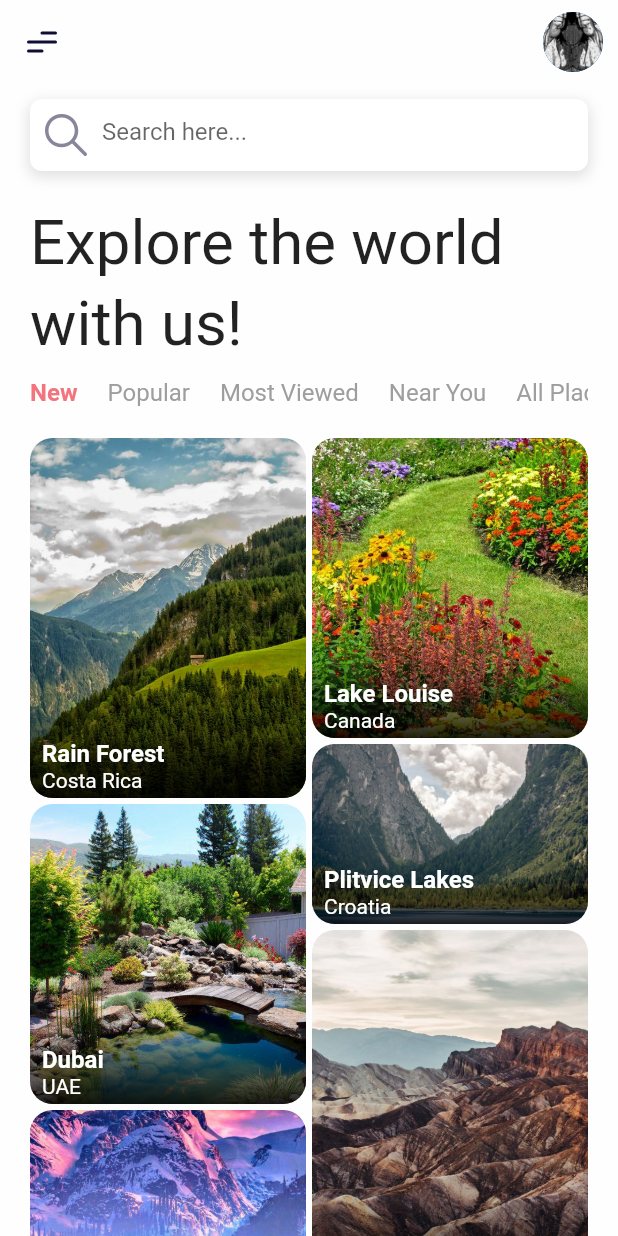
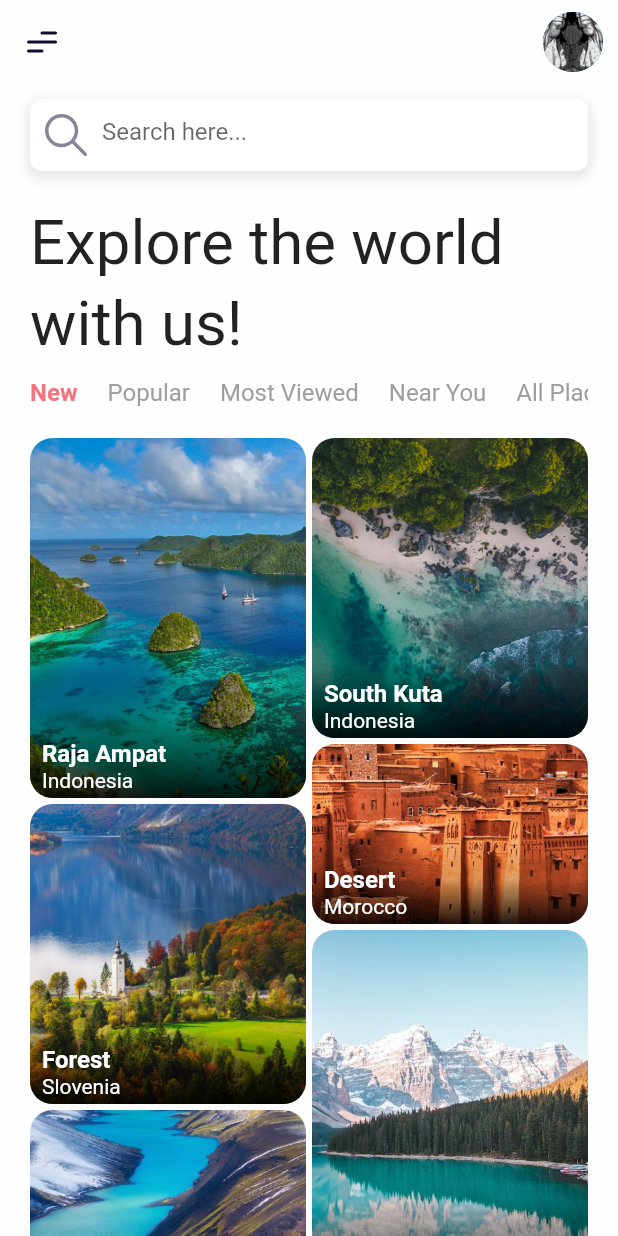
Before and after one commit to lypsisrudiansyah/travel_app_ui, a Flutter app: the screen it shows after launch, on a phone screen of 412 x 824 dp. Run offline on Flutter 3.47's test engine with Material 2 defaults, Android fonts, the phone set to English and light mode, and no system bars; our stand-ins replace flutter_svg, sizer; Roboto replaces fonts that are missing (Georgia).

Commit message:
update place.dart and about.dart

```diff
--- a/lib/model/place.dart
+++ b/lib/model/place.dart
@@ -13,12 +13,13 @@ class Place {
 
   static List<Place> generatePlaces() {
     return [
-      Place(title: "Rain Forest", subtitle: "Costa Rica", imageUrl: 'assets/images/travel1.jpg', height: 240),
-      Place(title: "Lake Louise", subtitle: "Canada", imageUrl: 'assets/images/travel2.jpg', height: 200),
-      Place(title: "Plitvice Lakes", subtitle: "Croatia", imageUrl: 'assets/images/travel3.jpg', height: 120),
-      Place(title: "Dubai", subtitle: "UAE", imageUrl: 'assets/images/travel4.jpg', height: 200),
-      Place(title: "Rain Forest", subtitle: "Canada", imageUrl: 'assets/images/mp_1.jpg', height: 240),
-      Place(title: "Plitivice Lakes", subtitle: "Costa Rica", imageUrl: 'assets/images/mp_2.jpg', height: 150),
+      Place(title: "Raja Ampat", subtitle: "Indonesia", imageUrl: 'assets/images/rajaampat.jpg', height: 240),
+      Place(title: "South Kuta", subtitle: "Indonesia", imageUrl: 'assets/images/southkuta.jpg', height: 200),
+      Place(title: "Desert", subtitle: "Morocco", imageUrl: 'assets/images/desertmorocco.jpg', height: 120),
+      Place(title: "Forest", subtitle: "Slovenia", imageUrl: 'assets/images/forestslovenia.jpg', height: 200),
+      Place(title: "Moraine Lake", subtitle: "Canada", imageUrl: 'assets/images/morainelake.jpg', height: 240),
+      Place(title: "Kerid Crater", subtitle: "Iceland", imageUrl: 'assets/images/keridcratericeland.jpg', height: 150),
+      Place(title: "Ice Caves", subtitle: "Iceland", imageUrl: 'assets/images/icecavesiceland.jpg', height: 150),
     ];
   }
 }
--- a/lib/screen/detail/widget/about.dart
+++ b/lib/screen/detail/widget/about.dart
@@ -22,7 +22,7 @@ class About extends StatelessWidget {
             ),
           ),
           const Text(
-            "Plitvice Lakes is a national park in Croatia that is famous for its stunning scenery of 16 lakes connected by waterfalls and cascades. The lakes have different colors ranging from blue to green, depending on the minerals and algae in the water.",
+            "Raja Ampat is a group of more than 1500 islands in West Papua, Indonesia. It is known for its stunning natural beauty, rich marine life, and diverse coral reefs.",
             textAlign: TextAlign.justify,
             style: TextStyle(
               fontSize: 14.0,
```
